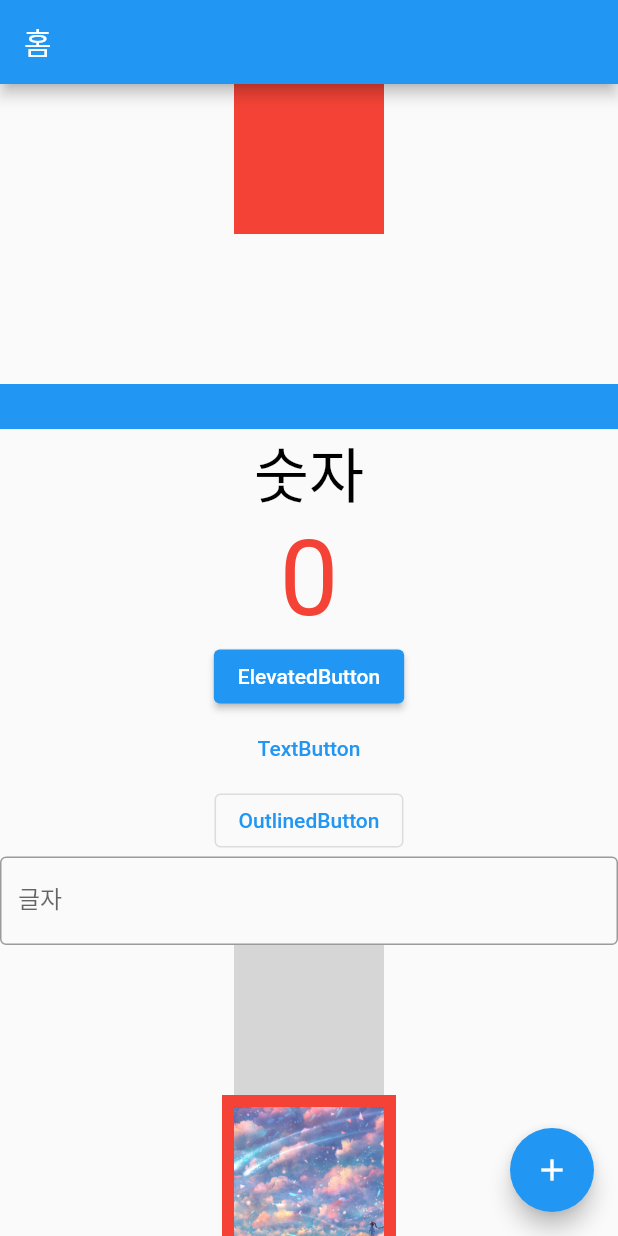
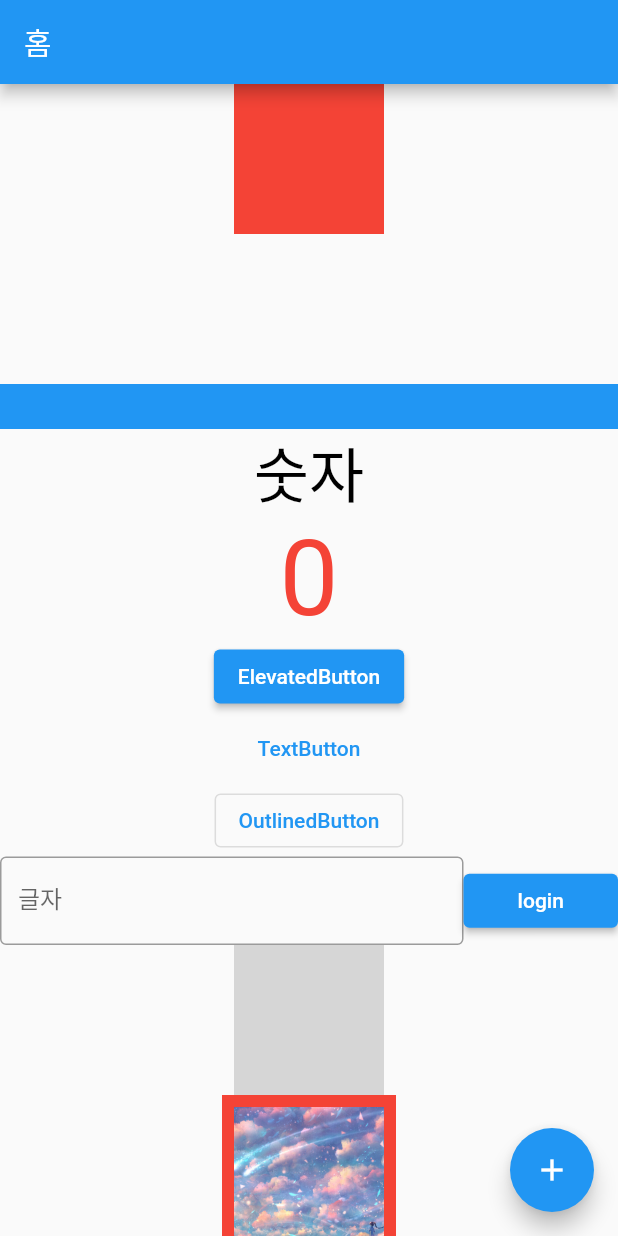
Before and after one commit to lds2292/flutter_beginner, a Flutter app: the screen it shows after launch, on a phone screen of 412 x 824 dp. Run offline on Flutter 3.47's test engine with Material 2 defaults, Android fonts, the phone set to English and light mode, and no system bars; network calls fail; grey boxes are pictures that could not be loaded.

Commit message:
Feat: Expanded

```diff
--- a/lib/main_page.dart
+++ b/lib/main_page.dart
@@ -26,8 +26,11 @@ class _MainPageState extends State<MainPage> {
                 width: 100,
                 height: 100,
               ),
-              SizedBox(height: 100 ),
-              Container(height: 30,color: Colors.blue,),
+              SizedBox(height: 100),
+              Container(
+                height: 30,
+                color: Colors.blue,
+              ),
               Text(
                 '숫자',
                 style: TextStyle(
@@ -56,14 +59,27 @@ class _MainPageState extends State<MainPage> {
                 onPressed: () {},
                 child: Text('OutlinedButton'),
               ),
-              TextField(
+              Row(
+                children: [
+                  Expanded(
+                    flex: 3,
+                    child: TextField(
                       decoration: InputDecoration(
                         labelText: '글자',
                         border: OutlineInputBorder(),
                       ),
-                onChanged: (text){
+                      onChanged: (text) {
                         print(text);
                       },
+                    ),
+                  ),
+                  Expanded(
+                    child: ElevatedButton(
+                      onPressed: () {},
+                      child: Text('login'),
+                    ),
+                  ),
+                ],
               ),
               Image.network(
                 'https://avatars.githubusercontent.com/u/37198141?v=4',
```
Lines whose indentation alone changed are shown as unchanged.
